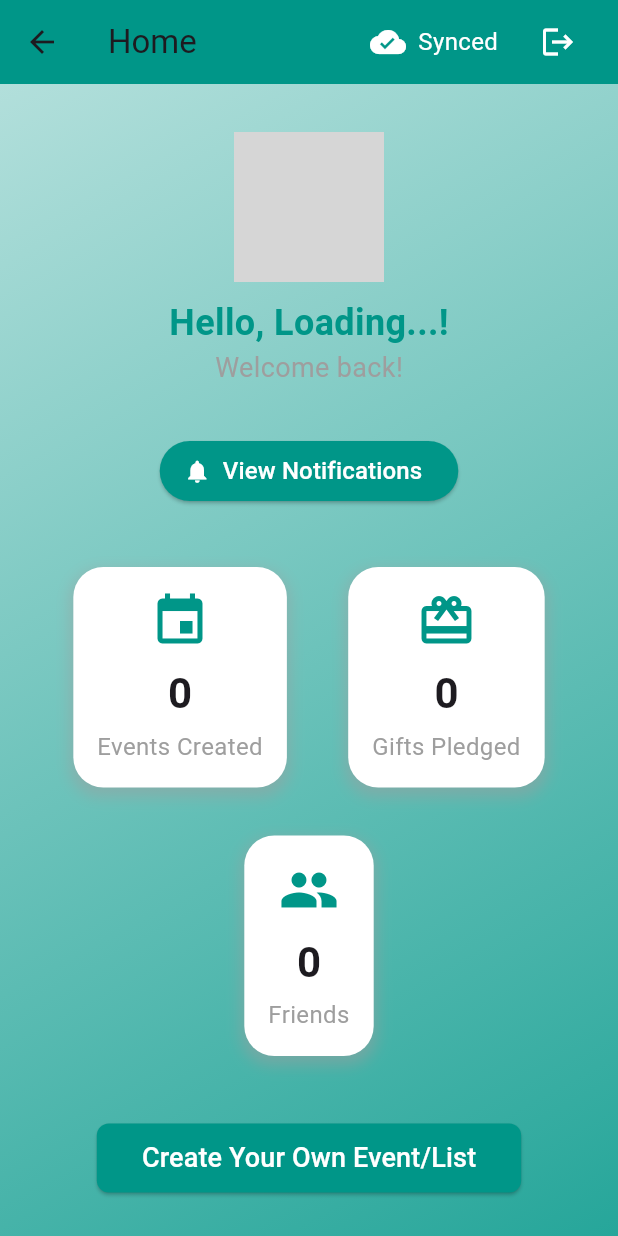
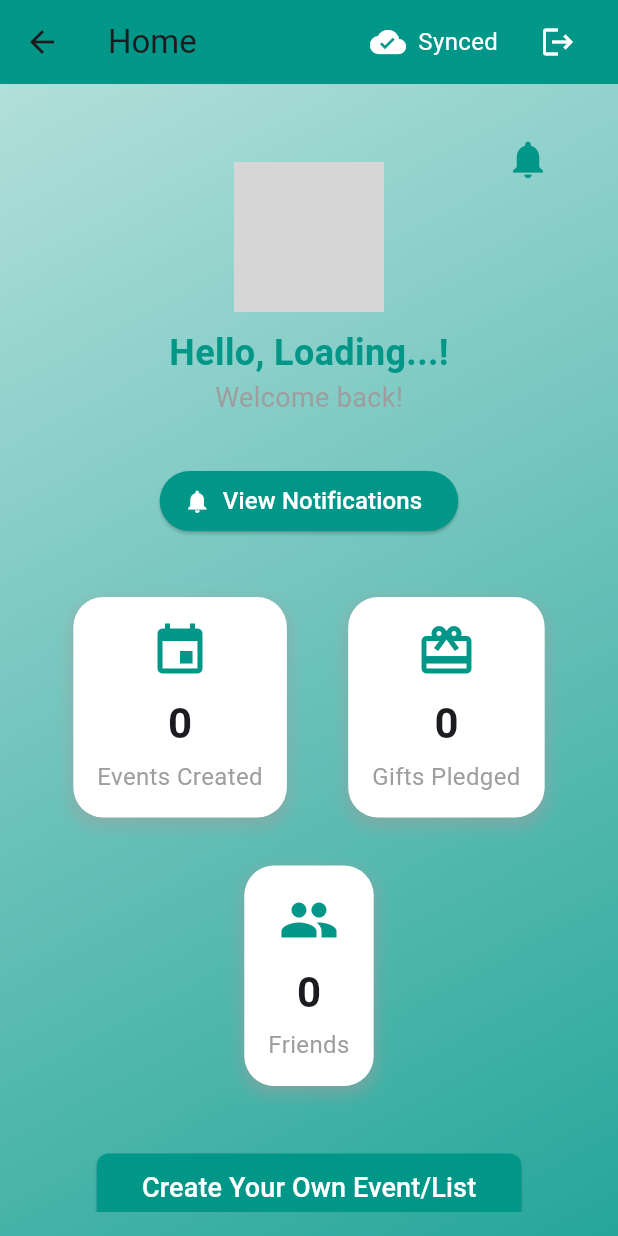
Before and after one commit to Ismailseddik/flutter_project1, a Flutter app: the HomePage screen opened directly with empty values, on a phone screen of 412 x 824 dp. Run offline on Flutter 3.47's test engine with Material 3 defaults, Android fonts, the phone set to English and light mode, and no system bars; our stand-ins replace cloud_firestore, firebase_auth, firebase_core, firebase_messaging, googleapis_auth, image_picker and 1 more; accounts and stored records are empty; grey boxes are pictures that could not be loaded.

Commit message:
fixed some bugs with the notification service removed the flutter local notification library due to build conflicts rebuilt the notification system to handle multiple edge cases and provide better logs on failure

```diff
--- a/lib/main.dart
+++ b/lib/main.dart
@@ -29,7 +29,9 @@ void main() async {
  // await notificationService.init();
   runApp(MyApp());
 }
-
+// Define the Global Key for ScaffoldMessenger
+final GlobalKey<ScaffoldMessengerState> scaffoldMessengerKey =
+GlobalKey<ScaffoldMessengerState>();
 class MyApp extends StatelessWidget {
   @override
   Widget build(BuildContext context) {
--- a/lib/notification_service/notification_handler.dart
+++ b/lib/notification_service/notification_handler.dart
@@ -187,6 +187,7 @@ class NotificationHandler {
         'title': title,
         'body': body,
         'timestamp': FieldValue.serverTimestamp(),
+        'isRead': false,
       });
       print('[SUCCESS] Notification saved to Firestore.');
     } catch (e) {
--- /dev/null
+++ b/lib/widgets/notification_bell.dart
@@ -0,0 +1,66 @@
+import 'package:flutter/material.dart';
+import 'package:cloud_firestore/cloud_firestore.dart';
+
+class NotificationBell extends StatelessWidget {
+  final String userId;
+  final VoidCallback onBellPressed;
+
+  NotificationBell({required this.userId, required this.onBellPressed});
+
+  @override
+  Widget build(BuildContext context) {
+    return StreamBuilder<QuerySnapshot>(
+      stream: FirebaseFirestore.instance
+          .collection('notifications')
+          .where('recipientId', isEqualTo: userId)
+          .where('isRead', isEqualTo: false) // Filter for unread notifications
+          .snapshots(),
+      builder: (context, snapshot) {
+        if (snapshot.hasError) {
+          return _notificationBell(0); // Default to 0 if error
+        }
+
+        final int unreadNotificationCount = snapshot.data?.docs.length ?? 0;
+
+        return _notificationBell(unreadNotificationCount);
+      },
+    );
+  }
+
+  Widget _notificationBell(int count) {
+    return Stack(
+      children: [
+        IconButton(
+          icon: Icon(Icons.notifications, color: Colors.teal, size: 30),
+          onPressed: onBellPressed, // Function passed to open notifications dropdown
+          tooltip: 'View Notifications',
+        ),
+        if (count > 0) // Show badge only when there are unread notifications
+          Positioned(
+            right: 4,
+            top: 4,
+            child: Container(
+              padding: EdgeInsets.all(6),
+              decoration: BoxDecoration(
+                color: Colors.red,
+                shape: BoxShape.circle,
+              ),
+              constraints: BoxConstraints(
+                minWidth: 20,
+                minHeight: 20,
+              ),
+              child: Text(
+                '$count',
+                style: TextStyle(
+                  color: Colors.white,
+                  fontSize: 12,
+                  fontWeight: FontWeight.bold,
+                ),
+                textAlign: TextAlign.center,
+              ),
+            ),
+          ),
+      ],
+    );
+  }
+}
--- a/pubspec.yaml
+++ b/pubspec.yaml
@@ -47,7 +47,7 @@ dependencies:
   firebase_storage: ^11.0.20
   http: ^0.13.0
   googleapis_auth: ^1.3.0
-  #flutter_local_notifications: ^13.0.0
+ # flutter_local_notifications: ^14.1.1
   # The following adds the Cupertino Icons font to your application.
   # Use with the CupertinoIcons class for iOS style icons.
   cupertino_icons: ^1.0.8
```
Also changed, not shown: lib/notification_service/notification_service.dart (+97 -7 lines), lib/screens/home_page.dart (+93 -17 lines).
